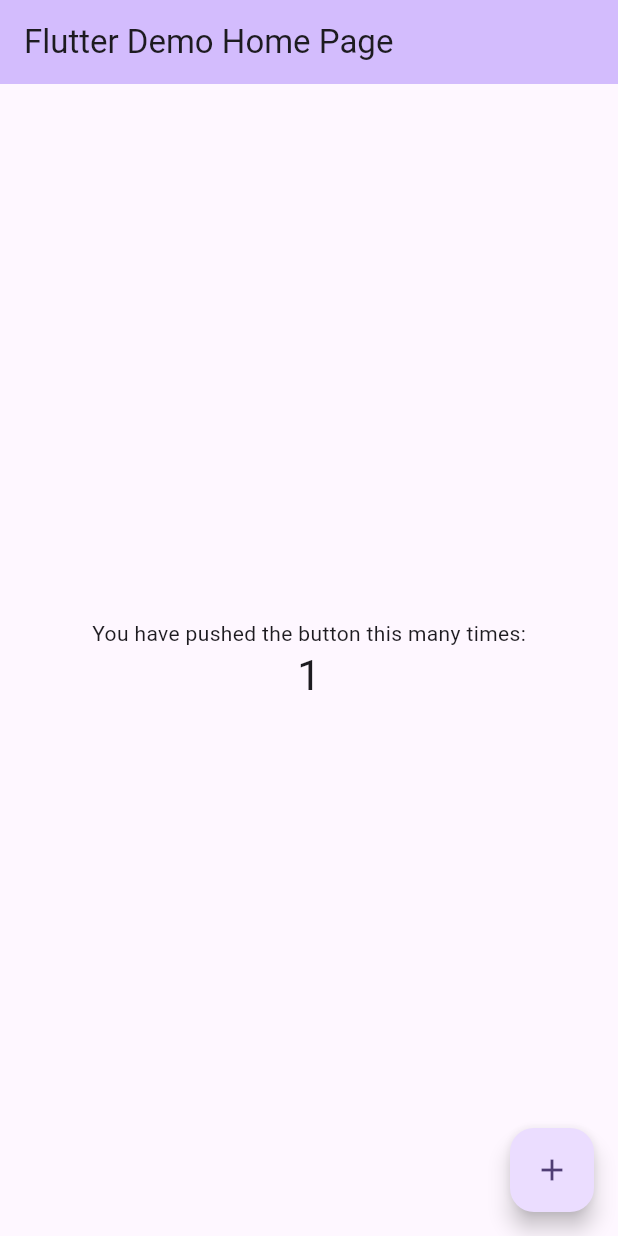
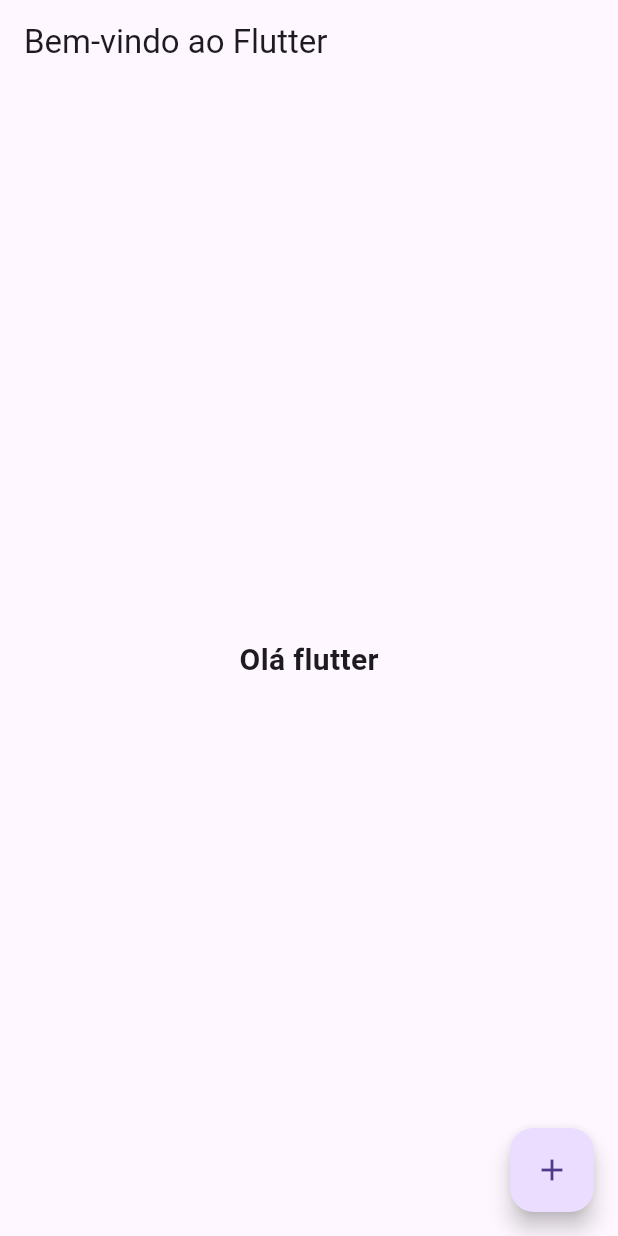
Before and after one commit to duKraut/aulas_flutter, a Flutter app: the screen it shows after launch, after a tap on the "add" icon, on a phone screen of 412 x 824 dp. Run offline on Flutter 3.47's test engine with Material 3 defaults, Android fonts, the phone set to English and light mode, and no system bars.

Commit message:
feat: aula2

```diff
--- /dev/null
+++ b/lib/home_page.dart
@@ -0,0 +1,20 @@
+import 'package:aula1/widgets/welcome_text.dart';
+import 'package:flutter/material.dart';
+
+class HomePage extends StatelessWidget {
+  const HomePage({super.key});
+
+  @override
+  Widget build(BuildContext context) {
+    return Scaffold(
+      appBar: AppBar(title: const Text('Bem-vindo ao Flutter')),
+      body: const Center(child: WelcomeText()),
+      floatingActionButton: FloatingActionButton(
+        onPressed: () {
+          print('Botão pressionado!');
+        },
+        child: const Icon(Icons.add),
+      ),
+    );
+  }
+}
--- a/lib/main.dart
+++ b/lib/main.dart
@@ -1,48 +1,8 @@
+import 'package:aula1/home_page.dart';
 import 'package:flutter/material.dart';
 
 void main() {
-  tiposVariaveis();
-  maiorIdade(21);
-  apresentarAluno('Eduardo', 21, true);
-  MapsEList();
   runApp(const MyApp());
-}
-
-void tiposVariaveis() {
-  String nome = "Eduardo";
-  int idade = 21;
-  double altura = 1.66;
-  bool estudaFlutter = true;
-
-  print('---- Variaveis ----');
-  print('Nome: $nome');
-  print('Idade: $idade');
-  print('Altura: $altura');
-  print('Estuda Flutter: $estudaFlutter');
-}
-
-void maiorIdade(int idade) {
-  if (idade >= 18) {
-    print('Maior de idade');
-  } else {
-    print('Menor de idade');
-  }
-}
-
-void apresentarAluno(String nome, int idade, bool estudaFlutter) {
-  print(
-    'Olá, meu nome é $nome, tenho $idade anos e estou aprendendo Flutter: $estudaFlutter',
-  );
-}
-
-void MapsEList() {
-  List<String> linguagens = ['Java', 'Python', 'Angular'];
-  linguagens.forEach((linguagens) => print('As linguagens são: $linguagens'));
-
-  Map<String, int> estudo = {'Java': 40, 'Python': 50, 'Angular': 30};
-  estudo.forEach((materia, horas) {
-    print('Materia: $materia com $horas horas de estudo');
-  });
 }
 
 class MyApp extends StatelessWidget {
@@ -51,28 +11,7 @@ class MyApp extends StatelessWidget {
   // This widget is the root of your application.
   @override
   Widget build(BuildContext context) {
-    return MaterialApp(
-      title: 'Flutter Demo',
-      theme: ThemeData(
-        // This is the theme of your application.
-        //
-        // TRY THIS: Try running your application with "flutter run". You'll see
-        // the application has a purple toolbar. Then, without quitting the app,
-        // try changing the seedColor in the colorScheme below to Colors.green
-        // and then invoke "hot reload" (save your changes or press the "hot
-        // reload" button in a Flutter-supported IDE, or press "r" if you used
-        // the command line to start the app).
-        //
-        // Notice that the counter didn't reset back to zero; the application
-        // state is not lost during the reload. To reset the state, use hot
-        // restart instead.
-        //
-        // This works for code too, not just values: Most code changes can be
-        // tested with just a hot reload.
-        colorScheme: ColorScheme.fromSeed(seedColor: Colors.deepPurple),
-      ),
-      home: const MyHomePage(title: 'Flutter Demo Home Page'),
-    );
+    return const MaterialApp(title: 'Meu primeiro App', home: HomePage());
   }
 }
 
--- /dev/null
+++ b/lib/widgets/welcome_text.dart
@@ -0,0 +1,13 @@
+import 'package:flutter/material.dart';
+
+class WelcomeText extends StatelessWidget {
+  const WelcomeText({super.key});
+
+  @override
+  Widget build(BuildContext context) {
+    return const Text(
+      'Olá flutter',
+      style: TextStyle(fontSize: 20, fontWeight: FontWeight.bold),
+    );
+  }
+}
```
